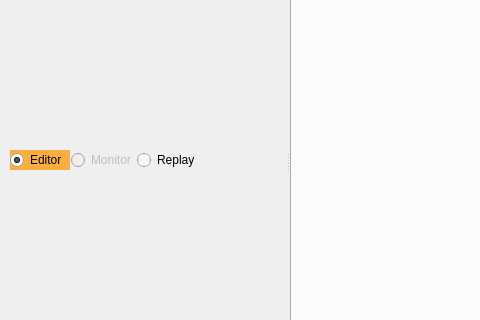
This is bt_editor/mainwindow.ui in BehaviorTree/Groot as Qt 5 draws it before an edit; both pictures show x 0 to 480 and y 138 to 458 of the 814 by 600 pixel window. The edited form follows.
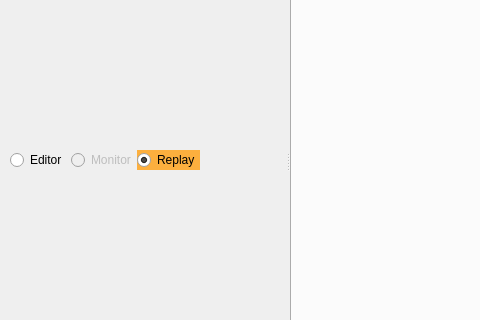
This is the edited form. Icons and pictures are not drawn.

Patch:
```diff
--- a/bt_editor/mainwindow.ui
+++ b/bt_editor/mainwindow.ui
@@ -102,7 +102,7 @@
              <bool>true</bool>
             </property>
             <property name="checked">
-             <bool>true</bool>
+             <bool>false</bool>
             </property>
            </widget>
           </item>
@@ -169,6 +169,9 @@
             <property name="checkable">
              <bool>true</bool>
             </property>
+            <property name="checked">
+             <bool>true</bool>
+            </property>
            </widget>
           </item>
           <item>
```
